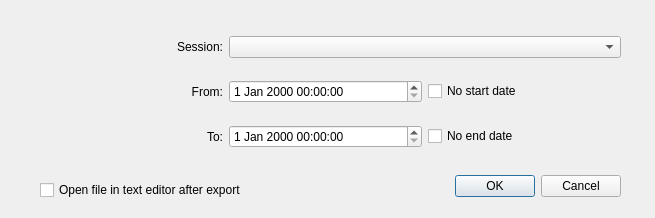
The window that SquareDesk-DEV/test123/songhistoryexportdialog.ui (mpogue2/SquareDesk) describes before a commit, drawn with Qt 5.
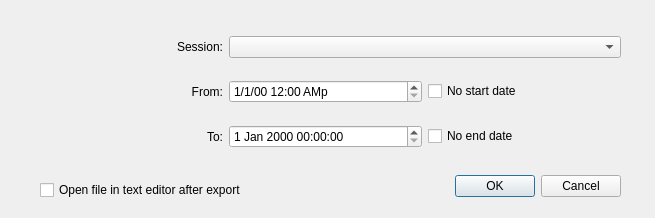
The same window after the commit.

Commit message:
#1362: use locale-sensitive datetime format
No need to workaround the 2025->1924 bug anymore, so let's go back to locale-sensitive datetime.

What changed in the file:
```diff
--- a/SquareDesk-DEV/test123/songhistoryexportdialog.ui
+++ b/SquareDesk-DEV/test123/songhistoryexportdialog.ui
@@ -77,7 +77,11 @@
      <widget class="QDateTimeEdit" name="dateTimeEditEnd"/>
     </item>
     <item row="1" column="2">
-     <widget class="QDateTimeEdit" name="dateTimeEditStart"/>
+     <widget class="QDateTimeEdit" name="dateTimeEditStart">
+      <property name="displayFormat">
+       <string>M/d/yy h:mm Ap</string>
+      </property>
+     </widget>
     </item>
     <item row="0" column="0">
      <widget class="QLabel" name="label_4">
```
The commit also changes 1 other file.
